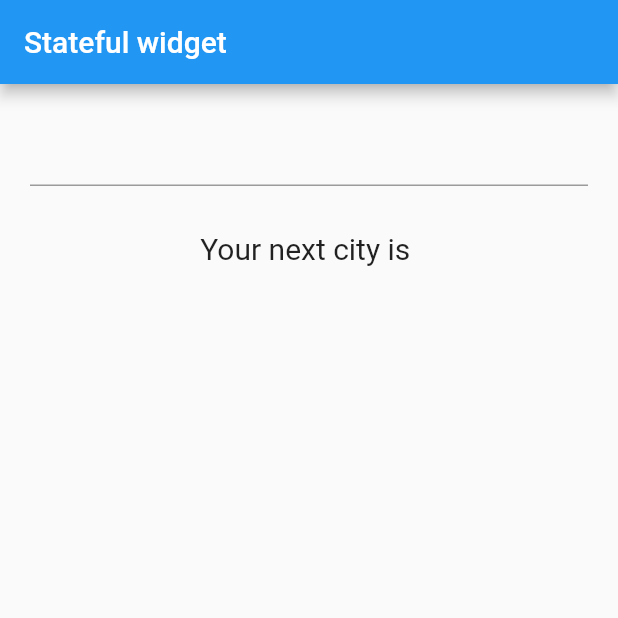
After one commit to ajitkbaral/First-Flutter-App, a Flutter app: the screen it shows after launch, on a phone screen of 412 x 824 dp, the top half of it. The commit adds this screen. Run offline on Flutter 3.47's test engine with Material 2 defaults, Android fonts, the phone set to English and light mode, and no system bars.

Commit message:
Text field created with on submitted and on changed method interactions

```diff
--- a/lib/main.dart
+++ b/lib/main.dart
@@ -1,5 +1,6 @@
 import "package:flutter/material.dart";
 import 'package:my_app/app_screens/home.dart';
+import 'package:my_app/stateful_widgets/favorite_city.dart';
 
 void main() => runApp(MyFlutterApp());
 
@@ -9,7 +10,8 @@ class MyFlutterApp extends StatelessWidget {
     return MaterialApp(
       debugShowCheckedModeBanner: false,
       title: "Flutter Container",
-      home: Home()
+      // home: Home()
+      home: FavoriteCity()
     );
   }
 
--- /dev/null
+++ b/lib/stateful_widgets/favorite_city.dart
@@ -0,0 +1,54 @@
+import "package:flutter/material.dart";
+
+class FavoriteCity extends StatefulWidget {
+  @override
+  State<StatefulWidget> createState() {
+    return _FavoriteCityState();
+  }
+}
+
+class _FavoriteCityState extends State<FavoriteCity> {
+  String nameCity = "";
+
+  @override
+  Widget build(BuildContext context) {
+    debugPrint("Creates the widget");
+
+    return Scaffold(
+      appBar: AppBar(
+        title: Text("Stateful widget"),
+      ),
+      body: Container(
+        margin: EdgeInsets.all(20.0),
+        child: Column(
+          children: <Widget>[
+            TextField(
+              onSubmitted: (userInput) {
+                setState(() {
+                  debugPrint("Destroys the previously created widget and recreate the same widget with changes");
+                 nameCity = userInput;
+                });
+              },
+              onChanged: (userInput) {
+                setState(() {
+                  debugPrint("On any change recreates the widget");
+                 nameCity = userInput;
+                });
+              },
+            ),
+            Padding(
+              padding: EdgeInsets.all(30.0),
+              child: Text(
+                "Your next city is $nameCity",
+                style: TextStyle(
+                  fontSize: 20.0
+                ),
+              ),
+            )
+          ],
+        ),
+      )
+    );
+  }
+
+}
```
